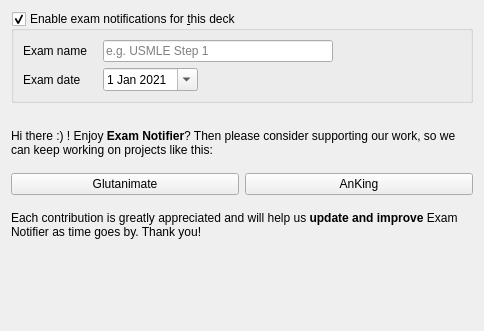
First picture: the form in designer/deckconf_exam_tab.ui, repository AnKing-VIP/exam-notifier, before the edit.
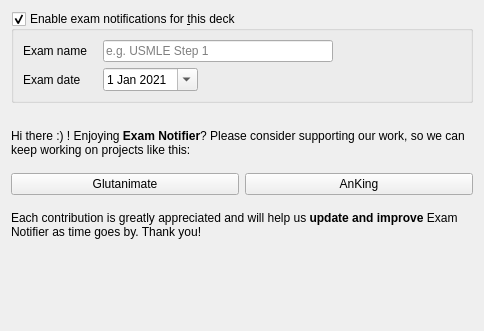
Second picture: the form after the edit.

Commit message: Change wording in options dialog

What changed in the file:
```diff
--- a/designer/deckconf_exam_tab.ui
+++ b/designer/deckconf_exam_tab.ui
@@ -129,7 +129,7 @@
    <item>
     <widget class="QLabel" name="label_3">
      <property name="text">
-      <string>Hi there :) ! Enjoy &lt;b&gt;Exam Notifier&lt;/b&gt;? Then please consider supporting our work, so we can keep working on projects like this:</string>
+      <string>Hi there :) ! Enjoying &lt;b&gt;Exam Notifier&lt;/b&gt;? Please consider supporting our work, so we can keep working on projects like this:</string>
      </property>
      <property name="wordWrap">
       <bool>true</bool>
```
